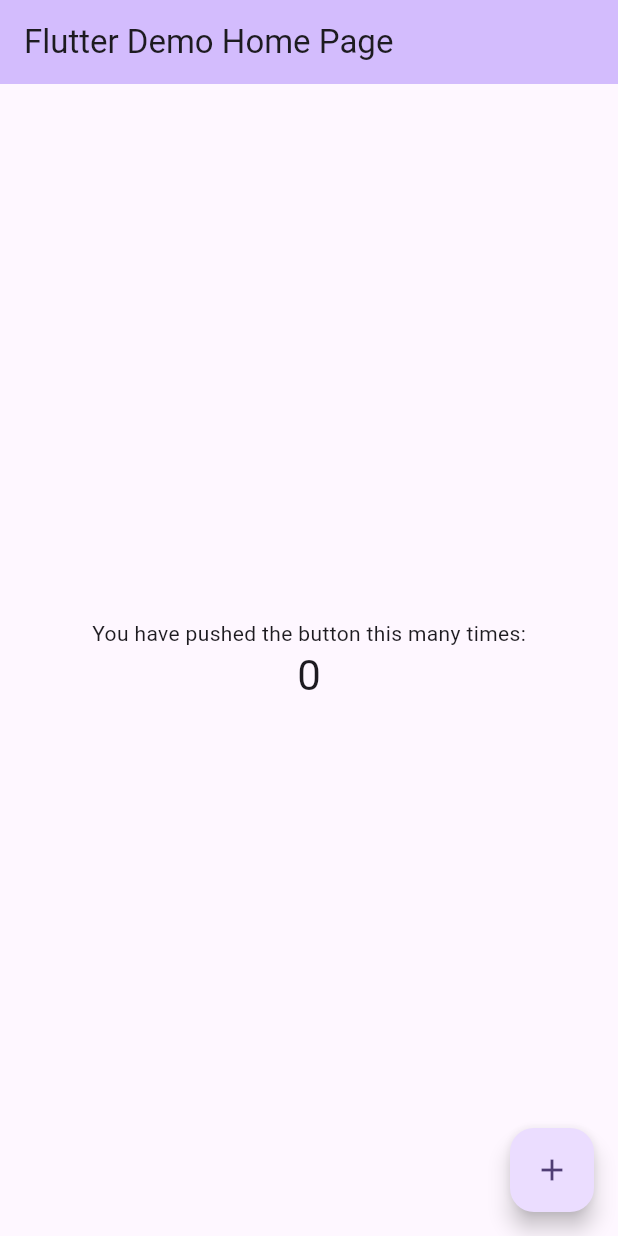
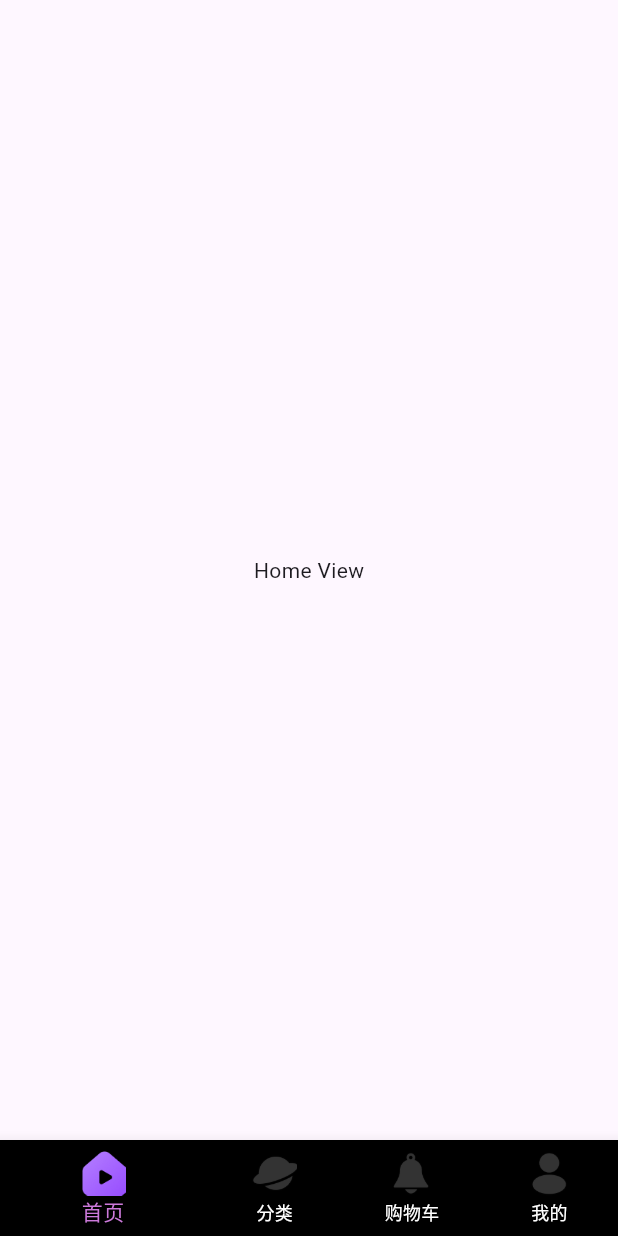
Before and after one commit to t5398023/hm_shop, a Flutter app: the screen it shows after launch, on a phone screen of 412 x 824 dp. Run offline on Flutter 3.47's test engine with Material 3 defaults, Android fonts, the phone set to English and light mode, and no system bars.

Commit message:
主页tab

```diff
--- a/lib/main.dart
+++ b/lib/main.dart
@@ -1,122 +1,7 @@
 import 'package:flutter/material.dart';
+import 'package:hm_shop/routes/index.dart';
 
 void main() {
-  runApp(const MyApp());
+
+  runApp(getRootWidget());
 }
-
-class MyApp extends StatelessWidget {
-  const MyApp({super.key});
-
-  // This widget is the root of your application.
-  @override
-  Widget build(BuildContext context) {
-    return MaterialApp(
-      title: 'Flutter Demo',
-      theme: ThemeData(
-        // This is the theme of your application.
-        //
-        // TRY THIS: Try running your application with "flutter run". You'll see
-        // the application has a purple toolbar. Then, without quitting the app,
-        // try changing the seedColor in the colorScheme below to Colors.green
-        // and then invoke "hot reload" (save your changes or press the "hot
-        // reload" button in a Flutter-supported IDE, or press "r" if you used
-        // the command line to start the app).
-        //
-        // Notice that the counter didn't reset back to zero; the application
-        // state is not lost during the reload. To reset the state, use hot
-        // restart instead.
-        //
-        // This works for code too, not just values: Most code changes can be
-        // tested with just a hot reload.
-        colorScheme: .fromSeed(seedColor: Colors.deepPurple),
-      ),
-      home: const MyHomePage(title: 'Flutter Demo Home Page'),
-    );
-  }
-}
-
-class MyHomePage extends StatefulWidget {
-  const MyHomePage({super.key, required this.title});
-
-  // This widget is the home page of your application. It is stateful, meaning
-  // that it has a State object (defined below) that contains fields that affect
-  // how it looks.
-
-  // This class is the configuration for the state. It holds the values (in this
-  // case the title) provided by the parent (in this case the App widget) and
-  // used by the build method of the State. Fields in a Widget subclass are
-  // always marked "final".
-
-  final String title;
-
-  @override
-  State<MyHomePage> createState() => _MyHomePageState();
-}
-
-class _MyHomePageState extends State<MyHomePage> {
-  int _counter = 0;
-
-  void _incrementCounter() {
-    setState(() {
-      // This call to setState tells the Flutter framework that something has
-      // changed in this State, which causes it to rerun the build method below
-      // so that the display can reflect the updated values. If we changed
-      // _counter without calling setState(), then the build method would not be
-      // called again, and so nothing would appear to happen.
-      _counter++;
-    });
-  }
-
-  @override
-  Widget build(BuildContext context) {
-    // This method is rerun every time setState is called, for instance as done
-    // by the _incrementCounter method above.
-    //
-    // The Flutter framework has been optimized to make rerunning build methods
-    // fast, so that you can just rebuild anything that needs updating rather
-    // than having to individually change instances of widgets.
-    return Scaffold(
-      appBar: AppBar(
-        // TRY THIS: Try changing the color here to a specific color (to
-        // Colors.amber, perhaps?) and trigger a hot reload to see the AppBar
-        // change color while the other colors stay the same.
-        backgroundColor: Theme.of(context).colorScheme.inversePrimary,
-        // Here we take the value from the MyHomePage object that was created by
-        // the App.build method, and use it to set our appbar title.
-        title: Text(widget.title),
-      ),
-      body: Center(
-        // Center is a layout widget. It takes a single child and positions it
-        // in the middle of the parent.
-        child: Column(
-          // Column is also a layout widget. It takes a list of children and
-          // arranges them vertically. By default, it sizes itself to fit its
-          // children horizontally, and tries to be as tall as its parent.
-          //
-          // Column has various properties to control how it sizes itself and
-          // how it positions its children. Here we use mainAxisAlignment to
-          // center the children vertically; the main axis here is the vertical
-          // axis because Columns are vertical (the cross axis would be
-          // horizontal).
-          //
-          // TRY THIS: Invoke "debug painting" (choose the "Toggle Debug Paint"
-          // action in the IDE, or press "p" in the console), to see the
-          // wireframe for each widget.
-          mainAxisAlignment: .center,
-          children: [
-            const Text('You have pushed the button this many times:'),
-            Text(
-              '$_counter',
-              style: Theme.of(context).textTheme.headlineMedium,
-            ),
-          ],
-        ),
-      ),
-      floatingActionButton: FloatingActionButton(
-        onPressed: _incrementCounter,
-        tooltip: 'Increment',
-        child: const Icon(Icons.add),
-      ),
-    );
-  }
-}
--- /dev/null
+++ b/lib/pages/Home/HomeView.dart
@@ -0,0 +1,18 @@
+import 'package:flutter/material.dart';
+
+class HomeView extends StatefulWidget {
+  HomeView({Key? key}) : super(key: key);
+
+  @override
+  _HomeViewState createState() => _HomeViewState();
+}
+
+class _HomeViewState extends State<HomeView> {
+  @override
+  Widget build(BuildContext context) {
+    return Container(
+      alignment: Alignment.center,
+       child: Text("Home View"),
+    );
+  }
+}
--- /dev/null
+++ b/lib/pages/Main/MyHomePage.dart
@@ -0,0 +1,85 @@
+import 'package:flutter/material.dart';
+import 'package:hm_shop/pages/Cart/CartView.dart';
+import 'package:hm_shop/pages/Category/CategoryView.dart';
+import 'package:hm_shop/pages/Home/HomeView.dart';
+import 'package:hm_shop/pages/Mine/MineView.dart';
+class MyHomePage extends StatefulWidget {
+  MyHomePage({Key? key}) : super(key: key);
+
+  @override
+  _MyHomePageState createState() => _MyHomePageState();
+}
+
+class _MyHomePageState extends State<MyHomePage> {
+  int _currentIndex = 0;
+  //定义数据 根据数据进行渲染 4 个导航
+  final List<Map<String,String>> _tabList = [{
+    "icon":"lib/assets/Tabbar/unTabBtn0.png",//正常
+    "active_icon":"lib/assets/Tabbar/TabBtn0.png",//选中
+    "text":"首页"
+      },{
+    "icon":"lib/assets/Tabbar/unTabBtn1.png",//正常
+    "active_icon":"lib/assets/Tabbar/TabBtn1.png",//选中
+    "text":"分类"
+      },{
+    "icon":"lib/assets/Tabbar/unTabBtn2.png",//正常
+    "active_icon":"lib/assets/Tabbar/TabBtn2.png",//选中
+    "text":"购物车"
+      },{
+    "icon":"lib/assets/Tabbar/unTabBtn3.png",//正常
+    "active_icon":"lib/assets/Tabbar/TabBtn3.png",//选中
+    "text":"我的"
+      },
+
+  ];
+
+  List<BottomNavigationBarItem> _bottomNavItems(){
+    return List.generate(_tabList.length, (index){
+      return BottomNavigationBarItem(
+        icon: Image.asset(_tabList[index]["icon"]!,width: 30,height: 30,),
+        activeIcon: Image.asset(_tabList[index]["active_icon"]!,width: 30,height: 30,),
+        label: _tabList[index]["text"]!,
+        backgroundColor: const Color.fromARGB(255, 0, 0, 0)
+      );
+    });
+  }
+  List<Widget> _pages() {
+    return [
+      HomeView(),
+      CategoryView(),
+      CartView(),
+      MineView(),
+    ];
+  }
+  @override
+  Widget build(BuildContext context) {
+    return Scaffold(
+
+      body: SafeArea(child: IndexedStack(
+        index: _currentIndex,
+        children: _pages(),
+      )),
+      bottomNavigationBar: Theme(
+        data: ThemeData(
+          splashColor: Colors.transparent,
+          highlightColor: Colors.transparent,
+        ),
+        child: BottomNavigationBar(
+          items: _bottomNavItems(),
+          // unselectedLabelStyle: TextStyle(color: Colors.white),
+          currentIndex: _currentIndex,
+          selectedItemColor: const Color.fromARGB(255, 204, 121, 218),
+          unselectedItemColor: Colors.white,
+          showUnselectedLabels: true,
+          onTap: (index){
+            setState(() {
+              _currentIndex = index;
+            });
+          },
+
+        ),
+      )
+
+    );
+  }
+}
--- a/pubspec.yaml
+++ b/pubspec.yaml
@@ -58,8 +58,8 @@ flutter:
   uses-material-design: true
 
   # To add assets to your application, add an assets section, like this:
-  # assets:
-  #   - images/a_dot_burr.jpeg
+  assets:
+    - lib/assets/Tabbar/
   #   - images/a_dot_ham.jpeg
 
   # An image asset can refer to one or more resolution-specific "variants", see
```
Also changed, not shown: lib/pages/Cart/CartView.dart (added, +18 -0 lines), lib/pages/Category/CategoryView.dart (added, +18 -0 lines), lib/pages/Login/LoginPage.dart (added, +16 -0 lines), lib/pages/Mine/MineView.dart (added, +18 -0 lines), lib/routes/index.dart (added, +19 -0 lines), lib/assets/Tabbar/TabBtn0.png (added), lib/assets/Tabbar/TabBtn1.png (added), lib/assets/Tabbar/TabBtn2.png (added), lib/assets/Tabbar/TabBtn3.png (added), lib/assets/Tabbar/unTabBtn0.png (added), lib/assets/Tabbar/unTabBtn1.png (added), lib/assets/Tabbar/unTabBtn2.png (added), lib/assets/Tabbar/unTabBtn3.png (added), 1 other file.
